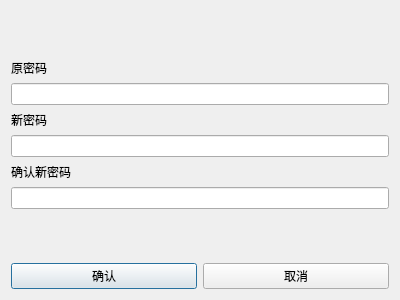
Above: FlightTicketClient/pages/ProfilePage/ChangePwdDialog.ui from n-ss1m-1/FlightTicketSystem before the change. Below: the same form after it.
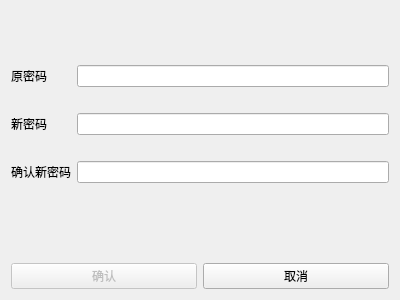
That is the form after the change.

Patch:
```diff
--- a/FlightTicketClient/pages/ProfilePage/ChangePwdDialog.ui
+++ b/FlightTicketClient/pages/ProfilePage/ChangePwdDialog.ui
@@ -15,8 +15,8 @@
   </property>
   <layout class="QVBoxLayout" name="verticalLayout_2">
    <item>
-    <layout class="QVBoxLayout" name="verticalLayout">
-     <item>
+    <layout class="QFormLayout" name="formLayout">
+     <item row="0" column="1">
       <spacer name="verticalSpacer_2">
        <property name="orientation">
         <enum>Qt::Orientation::Vertical</enum>
@@ -29,49 +29,42 @@
        </property>
       </spacer>
      </item>
-     <item>
+     <item row="1" column="0">
       <widget class="QLabel" name="label_3">
        <property name="text">
         <string>原密码</string>
        </property>
       </widget>
      </item>
-     <item>
-      <widget class="QLineEdit" name="leOldPwd">
-       <property name="echoMode">
-        <enum>QLineEdit::EchoMode::Password</enum>
-       </property>
-      </widget>
-     </item>
-     <item>
+     <item row="3" column="0">
       <widget class="QLabel" name="label_2">
        <property name="text">
         <string>新密码</string>
        </property>
       </widget>
      </item>
-     <item>
+     <item row="3" column="1">
       <widget class="QLineEdit" name="leNewPwd">
        <property name="echoMode">
         <enum>QLineEdit::EchoMode::Password</enum>
        </property>
       </widget>
      </item>
-     <item>
+     <item row="5" column="0">
       <widget class="QLabel" name="label">
        <property name="text">
         <string>确认新密码</string>
        </property>
       </widget>
      </item>
-     <item>
+     <item row="5" column="1">
       <widget class="QLineEdit" name="leNewPwd2">
        <property name="echoMode">
         <enum>QLineEdit::EchoMode::Password</enum>
        </property>
       </widget>
      </item>
-     <item>
+     <item row="7" column="1">
       <spacer name="verticalSpacer">
        <property name="orientation">
         <enum>Qt::Orientation::Vertical</enum>
@@ -84,12 +77,58 @@
        </property>
       </spacer>
      </item>
+     <item row="1" column="1">
+      <widget class="QLineEdit" name="leOldPwd">
+       <property name="echoMode">
+        <enum>QLineEdit::EchoMode::Password</enum>
+       </property>
+      </widget>
+     </item>
+     <item row="2" column="1">
+      <widget class="QLabel" name="lblErrOldPwd">
+       <property name="sizePolicy">
+        <sizepolicy hsizetype="Preferred" vsizetype="Maximum">
+         <horstretch>0</horstretch>
+         <verstretch>0</verstretch>
+        </sizepolicy>
+       </property>
+       <property name="styleSheet">
+        <string notr="true">color:#ef4444;</string>
+       </property>
+       <property name="text">
+        <string/>
+       </property>
+      </widget>
+     </item>
+     <item row="4" column="1">
+      <widget class="QLabel" name="lblErrNewPwd">
+       <property name="styleSheet">
+        <string notr="true">color:#ef4444;</string>
+       </property>
+       <property name="text">
+        <string/>
+       </property>
+      </widget>
+     </item>
+     <item row="6" column="1">
+      <widget class="QLabel" name="lblErrNewPwd2">
+       <property name="styleSheet">
+        <string notr="true">color:#ef4444;</string>
+       </property>
+       <property name="text">
+        <string/>
+       </property>
+      </widget>
+     </item>
     </layout>
    </item>
    <item>
     <layout class="QHBoxLayout" name="horizontalLayout">
      <item>
       <widget class="QPushButton" name="btnOk">
+       <property name="enabled">
+        <bool>false</bool>
+       </property>
        <property name="text">
         <string>确认</string>
        </property>
```
